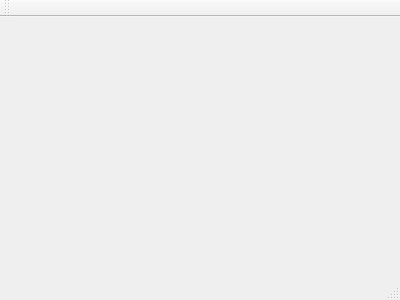
Before: the Qt Designer form source/mainwindow.ui in qxsg233/compressTool, drawn with Qt 5.
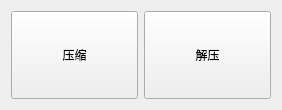
After: the same form once the commit is applied.

Commit message: 对主界面添加了按键和菜单

```diff
--- a/source/mainwindow.ui
+++ b/source/mainwindow.ui
@@ -1,24 +1,59 @@
 <ui version="4.0">
  <class>MainWindow</class>
- <widget class="QMainWindow" name="MainWindow" >
-  <property name="geometry" >
+ <widget class="QMainWindow" name="MainWindow">
+  <property name="geometry">
    <rect>
     <x>0</x>
     <y>0</y>
-    <width>400</width>
-    <height>300</height>
+    <width>282</width>
+    <height>110</height>
    </rect>
   </property>
   <property name="windowTitle" >
    <string>MainWindow</string>
   </property>
-  <widget class="QMenuBar" name="menuBar" />
-  <widget class="QToolBar" name="mainToolBar" />
-  <widget class="QWidget" name="centralWidget" />
-  <widget class="QStatusBar" name="statusBar" />
+  <widget class="QWidget" name="centralWidget">
+   <layout class="QHBoxLayout" name="horizontalLayout">
+    <item>
+     <widget class="QPushButton" name="pushButton_compress">
+      <property name="sizePolicy">
+       <sizepolicy hsizetype="Minimum" vsizetype="Minimum">
+        <horstretch>0</horstretch>
+        <verstretch>0</verstretch>
+       </sizepolicy>
+      </property>
+      <property name="text">
+       <string>压缩</string>
+      </property>
+     </widget>
+    </item>
+    <item>
+     <widget class="QPushButton" name="pushButton_uncompress">
+      <property name="sizePolicy">
+       <sizepolicy hsizetype="Minimum" vsizetype="Minimum">
+        <horstretch>0</horstretch>
+        <verstretch>0</verstretch>
+       </sizepolicy>
+      </property>
+      <property name="text">
+       <string>解压</string>
+      </property>
+     </widget>
+    </item>
+   </layout>
+  </widget>
+  <widget class="QMenuBar" name="menuBar">
+   <property name="geometry">
+    <rect>
+     <x>0</x>
+     <y>0</y>
+     <width>282</width>
+     <height>23</height>
+    </rect>
+   </property>
+  </widget>
  </widget>
- <layoutDefault spacing="6" margin="11" />
- <pixmapfunction></pixmapfunction>
+ <layoutdefault spacing="6" margin="11"/>
  <resources/>
  <connections/>
 </ui>
```
Left out of the diff: 5 changed lines with no effect on the pictures. The commit also changes 2 other files.
